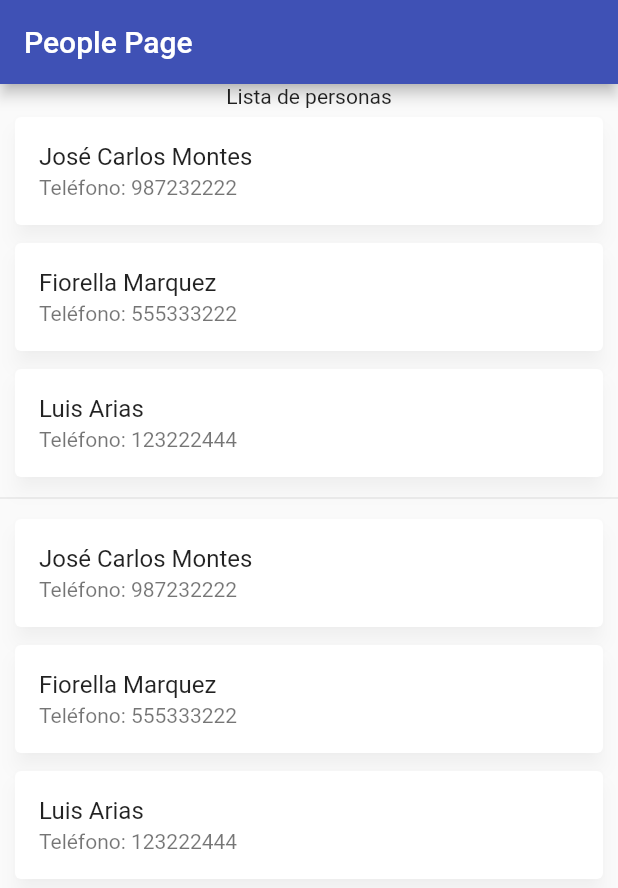
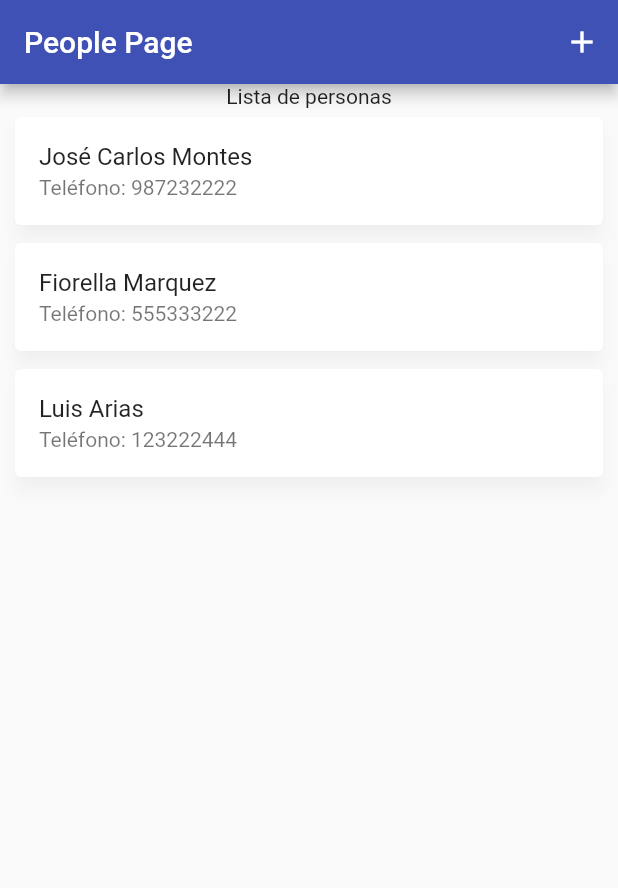
Before and after one commit to ehbarrionuevo/flutter_codigo2_people, a Flutter app: the screen it shows after launch, on a phone screen of 412 x 824 dp. Shown: the top 888 px of the screen. Run offline on Flutter 3.47's test engine with Material 2 defaults, Android fonts, the phone set to English and light mode, and no system bars.

```diff
--- a/lib/people_page.dart
+++ b/lib/people_page.dart
@@ -19,20 +19,20 @@ class PeoplePage extends StatelessWidget {
     },
   ];
 
-  Widget itemPersonWidget(Map<String, dynamic> data){
+  Widget itemPersonWidget(Map<String, dynamic> data) {
     return Card(
       color: Colors.white,
       margin: const EdgeInsets.symmetric(horizontal: 10.0, vertical: 6.0),
       elevation: 5,
       shadowColor: Colors.black.withOpacity(0.2),
       child: ListTile(
-        title: Text(data["name"],),
+        title: Text(
+          data["name"],
+        ),
         subtitle: Text("Teléfono: ${data["phone"]}"),
       ),
     );
   }
-
-
 
   @override
   Widget build(BuildContext context) {
@@ -40,6 +40,14 @@ class PeoplePage extends StatelessWidget {
       appBar: AppBar(
         backgroundColor: Colors.indigo,
         title: Text("People Page"),
+        actions: [
+          IconButton(
+            onPressed: () {},
+            icon: Icon(
+              Icons.add,
+            ),
+          ),
+        ],
       ),
       body: Column(
         children: [
@@ -52,26 +60,23 @@ class PeoplePage extends StatelessWidget {
             (index) => ItemPersonWidget(data: people[index]),
           ),
 
-          Divider(),
-
-          ...people
-              .map(
-                (item) => ItemPersonWidget(data: item,),
-              )
-              .toList(),
+          // ...people
+          //     .map(
+          //       (item) => ItemPersonWidget(data: item,),
+          //     )
+          //     .toList(),
         ],
       ),
     );
   }
 }
 
-
-
 class ItemPersonWidget extends StatelessWidget {
-
   Map<String, dynamic> data;
 
-  ItemPersonWidget({required this.data,});
+  ItemPersonWidget({
+    required this.data,
+  });
 
   @override
   Widget build(BuildContext context) {
@@ -81,7 +86,9 @@ class ItemPersonWidget extends StatelessWidget {
       elevation: 5,
       shadowColor: Colors.black.withOpacity(0.2),
       child: ListTile(
-        title: Text(data["name"],),
+        title: Text(
+          data["name"],
+        ),
         subtitle: Text("Teléfono: ${data["phone"]}"),
       ),
     );
```
